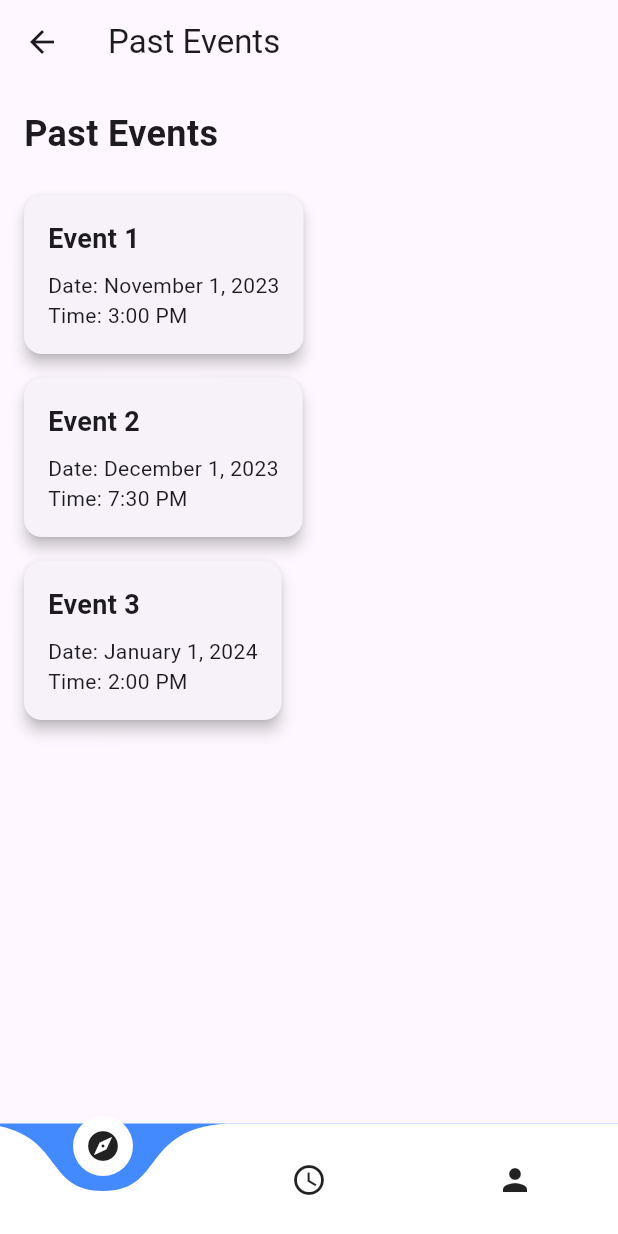
After one commit to Ashisha10/StarServe, a Flutter app: the PastEvents screen opened by its route, on a phone screen of 412 x 824 dp. The commit adds this screen. Run offline on Flutter 3.47's test engine with Material 3 defaults, Android fonts, the phone set to English and light mode, and no system bars; drawn by our look-alikes of curved_navigation_bar; our stand-ins replace animated_background, animated_splash_screen, animated_text_kit, firebase_auth, firebase_core; accounts and stored records are empty.

Commit message:
Added-Past-Events-Page

```diff
--- a/star_serve/lib/main.dart
+++ b/star_serve/lib/main.dart
@@ -1,4 +1,5 @@
 import 'package:firebase_core/firebase_core.dart';
+import 'package:star_serve/pages/past_events.dart';
 import 'firebase_options.dart';
 import 'package:star_serve/pages/landing_page.dart';
 import 'package:star_serve/pages/profile_page.dart';
@@ -51,6 +52,7 @@ class StarServe extends StatelessWidget {
         Explore.id: (context) => const Explore(),
         OngoingEventsPage.id: (context) => const OngoingEventsPage(),
         EditProfile.id: (context) => const EditProfile(),
+        PastEvents.id: (context) => const PastEvents(),
       },
     );
   }
--- /dev/null
+++ b/star_serve/lib/pages/past_events.dart
@@ -0,0 +1,94 @@
+import 'package:flutter/material.dart';
+import 'package:curved_navigation_bar/curved_navigation_bar.dart';
+
+class PastEvents extends StatefulWidget {
+  const PastEvents({super.key});
+
+  static const String id = "past_events";
+
+  @override
+  State<PastEvents> createState() => _PastEventsState();
+}
+
+class _PastEventsState extends State<PastEvents> {
+  @override
+  Widget build(BuildContext context) {
+    return Scaffold(
+      appBar: AppBar(
+        title: Text('Past Events'),
+      ),
+      body: Padding(
+        padding: const EdgeInsets.all(16.0),
+        child: Column(
+          crossAxisAlignment: CrossAxisAlignment.start,
+          children: [
+            Text(
+              'Past Events',
+              style: TextStyle(
+                fontSize: 24.0,
+                fontWeight: FontWeight.bold,
+              ),
+            ),
+            SizedBox(height: 16.0),
+            // Event Cards
+            buildEventCard(
+              context,
+              'Event 1',
+              'November 1, 2023',
+              '3:00 PM',
+            ),
+            buildEventCard(
+              context,
+              'Event 2',
+              'December 1, 2023',
+              '7:30 PM',
+            ),
+            buildEventCard(
+              context,
+              'Event 3',
+              'January 1, 2024',
+              '2:00 PM',
+            ),
+          ],
+        ),
+      ),
+      bottomNavigationBar: CurvedNavigationBar(
+        items: [
+          Icon(Icons.explore),
+          Icon(Icons.access_time_outlined),
+          Icon(Icons.person),
+        ],
+        onTap: (index) {
+          // Handle navigation based on the index
+          // For example, you can use a switch statement
+          // to navigate to different pages.
+        },
+      ),
+    );
+  }
+
+  Widget buildEventCard(BuildContext context, String eventName, String eventDate, String eventTime) {
+    return Card(
+      elevation: 4.0,
+      margin: EdgeInsets.symmetric(vertical: 8.0),
+      child: Padding(
+        padding: const EdgeInsets.all(16.0),
+        child: Column(
+          crossAxisAlignment: CrossAxisAlignment.start,
+          children: [
+            Text(
+              eventName,
+              style: TextStyle(
+                fontSize: 18.0,
+                fontWeight: FontWeight.bold,
+              ),
+            ),
+            SizedBox(height: 8.0),
+            Text('Date: $eventDate'),
+            Text('Time: $eventTime'),
+          ],
+        ),
+      ),
+    );
+  }
+}
--- a/star_serve/lib/pages/profile_page.dart
+++ b/star_serve/lib/pages/profile_page.dart
@@ -1,6 +1,7 @@
 import 'package:curved_navigation_bar/curved_navigation_bar.dart';
 import 'package:flutter/material.dart';
 import 'package:star_serve/pages/edit_profile.dart';
+import 'package:star_serve/pages/past_events.dart';
 
 class ProfilePage extends StatefulWidget {
   const ProfilePage({Key? key}) : super(key: key);
@@ -53,6 +54,8 @@ class _ProfilePageState extends State<ProfilePage> {
               'Past Activity',
                   () {
                 // Add functionality for Past Activity
+                    Navigator.pushNamed(
+                        context, PastEvents.id);
               },
             ),
             SizedBox(height: 32.0),
```
